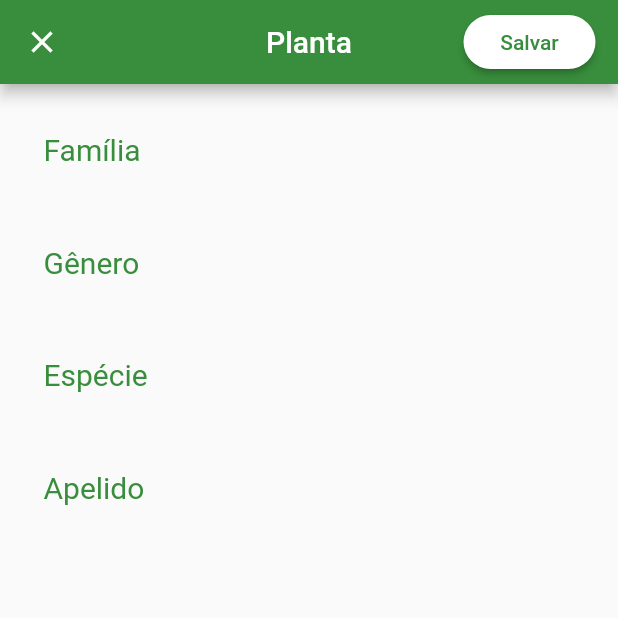
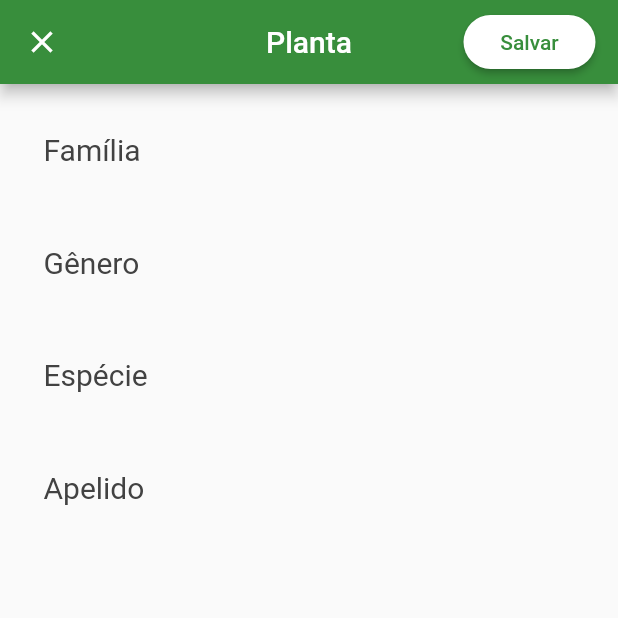
Before and after one commit to RenatoAlves0/plante-app, a Flutter app: the screen it shows after launch, after a tap on the "add" icon, on a phone screen of 412 x 824 dp, the top half of it. Run offline on Flutter 3.47's test engine with Material 2 defaults, Android fonts, the light colour scheme and no system bars.

Commit message:
Melhorias de design

```diff
--- a/lib/components/bottomBar.dart
+++ b/lib/components/bottomBar.dart
@@ -46,22 +46,25 @@ class _BottomBarState extends State<BottomBar> {
       currentIndex: itemSelected,
       items: [
         BottomNavigationBarItem(
-          icon: Icon(Icons.spa),
-          title: Text(_titulos[0]),
-          backgroundColor: cores[0],
+          icon: Icon(Icons.spa, color: cores[0]),
+          title: Text(_titulos[0],
+              style: TextStyle(color: cores[0], fontWeight: FontWeight.bold)),
         ),
         BottomNavigationBarItem(
-            icon: Icon(Icons.cloud_queue),
-            title: Text(_titulos[1]),
-            backgroundColor: cores[1]),
+          icon: Icon(Icons.cloud, color: cores[1]),
+          title: Text(_titulos[1],
+              style: TextStyle(color: cores[1], fontWeight: FontWeight.bold)),
+        ),
         BottomNavigationBarItem(
-            icon: Icon(Icons.grain),
-            title: Text(_titulos[2]),
-            backgroundColor: cores[2]),
+          icon: Icon(Icons.grain, color: cores[2]),
+          title: Text(_titulos[2],
+              style: TextStyle(color: cores[2], fontWeight: FontWeight.bold)),
+        ),
         BottomNavigationBarItem(
-            icon: Icon(Icons.wb_sunny),
-            title: Text(_titulos[3]),
-            backgroundColor: cores[3]),
+          icon: Icon(Icons.wb_sunny, color: cores[3]),
+          title: Text(_titulos[3],
+              style: TextStyle(color: cores[3], fontWeight: FontWeight.bold)),
+        ),
       ],
     );
   }
--- a/lib/planta/form.dart
+++ b/lib/planta/form.dart
@@ -89,12 +89,12 @@ class _FormPlantaState extends State<FormPlanta> {
           decoration: InputDecoration(
               labelText: label,
               focusedBorder:
-                  OutlineInputBorder(borderSide: BorderSide(color: color)),
+                  OutlineInputBorder(borderSide: BorderSide(color: Colors.grey[800])),
               enabledBorder: const OutlineInputBorder(
                 borderSide: const BorderSide(color: Colors.transparent),
               ),
               border: const OutlineInputBorder(),
-              labelStyle: TextStyle(color: color, fontSize: 20)),
+              labelStyle: TextStyle(color: Colors.grey[800], fontSize: 20)),
         ));
   }
 
```
Also changed, not shown: lib/planta/list.dart (+14 -0 lines).
